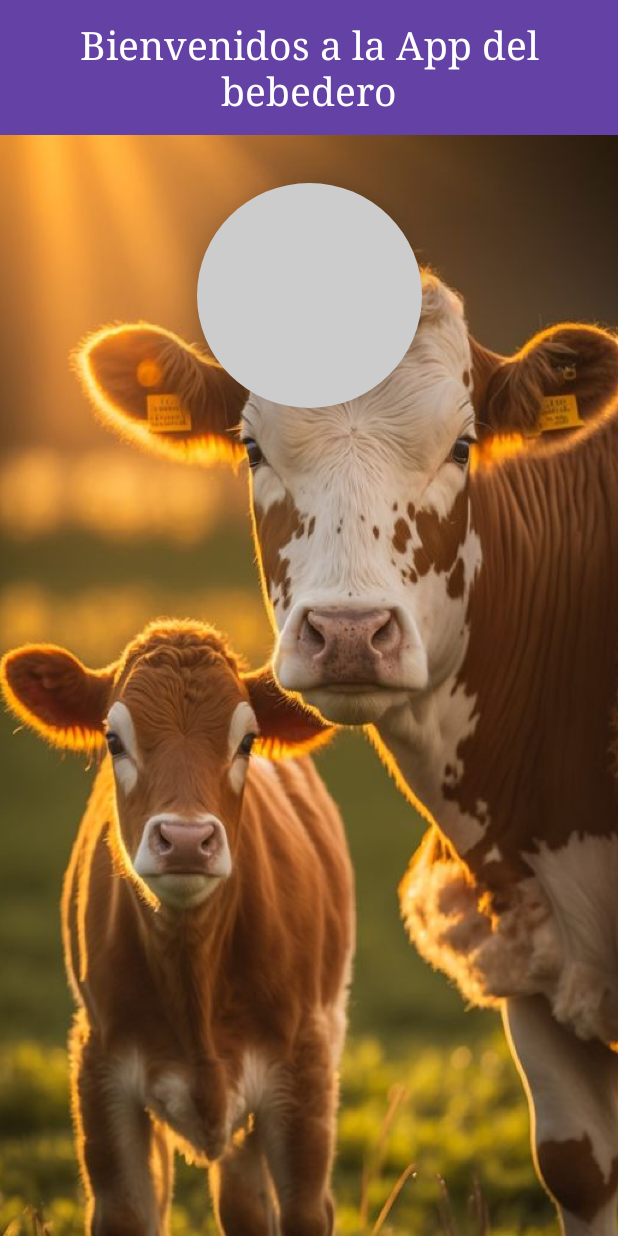
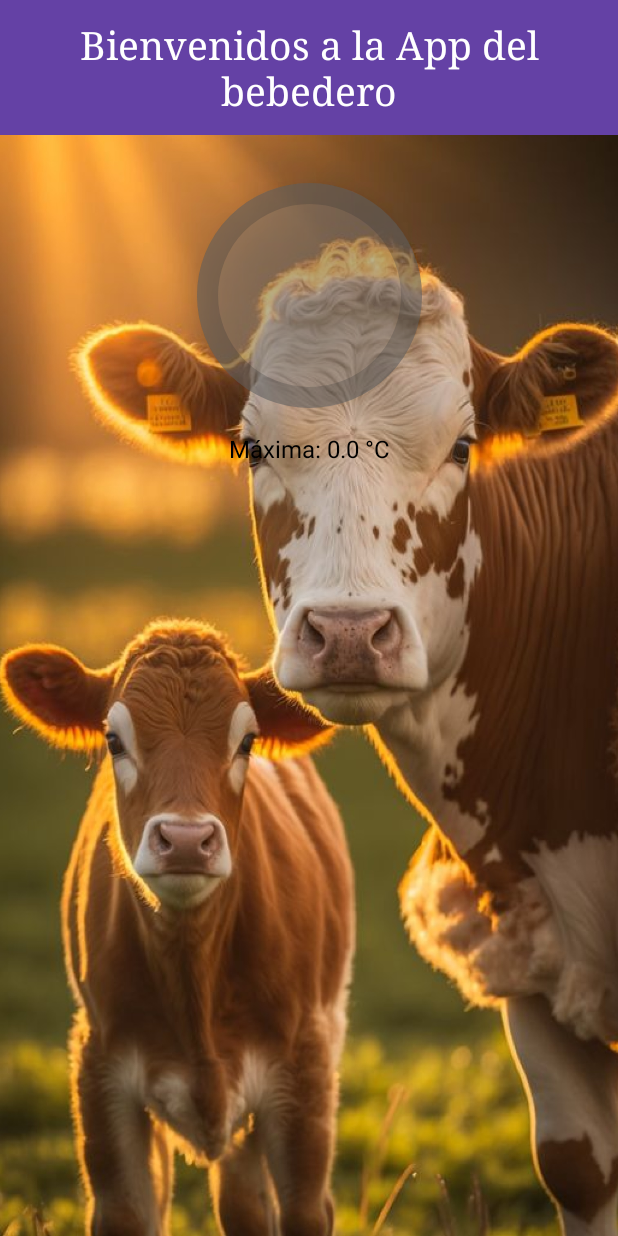
Before and after one commit to sabrinabaungartner/Bebedero-vacas, an Android app: the screen it shows after launch (MainActivity), on a phone screen of 412 x 824 dp. Run offline under Robolectric (Android 15) with nearby library versions, the phone set to English and light mode, and no system bars; our stand-ins replace Firebase (no records; nobody signed in at launch, a user with empty details on screens opened directly).

Commit message:
factorizacion y mejora visual de los elementos para mostrar la temperatura promedio, promedio y temperatura maxima

```diff
--- a/Proyectofinalbebedero/app/src/main/java/com/example/proyecto_final_bebedero/FirebaseDatabaseHandler.kt
+++ b/Proyectofinalbebedero/app/src/main/java/com/example/proyecto_final_bebedero/FirebaseDatabaseHandler.kt
@@ -1,4 +1,5 @@
 package com.example.proyecto_final_bebedero
+
 import android.util.Log
 import com.google.firebase.database.DataSnapshot
 import com.google.firebase.database.DatabaseError
@@ -6,49 +7,104 @@ import com.google.firebase.database.DatabaseReference
 import com.google.firebase.database.FirebaseDatabase
 import com.google.firebase.database.ValueEventListener
 
-class FirebaseDatabaseHandler : FirebaseDatabaseInterface {
-    private val mDatabase: DatabaseReference = FirebaseDatabase.getInstance().reference
+/**class FirebaseDatabaseHandler : FirebaseDatabaseInterface {
+    private val mDatabase: DatabaseReference = FirebaseDatabase.getInstance().reference //get database reference
 
-    override fun addTemperatureMaxListener(listener: (Double) -> Unit) {
-        val temperaturaMaximaRef = mDatabase.child("parametros").child("temperatura_maxima")
+    override fun getMaxWaterTemperature(listener: (Double) -> Unit) {
+        val maxWaterTemperatureRef = mDatabase.child("parametros").child("temperatura_maxima") //get max water temperature reference
 
-        temperaturaMaximaRef.addValueEventListener(object : ValueEventListener {
-            override fun onDataChange(dataSnapshot: DataSnapshot) {
-                val temperaturaMaxima = dataSnapshot.getValue(Double::class.java) ?: 0.0
-                listener(temperaturaMaxima)
+        //Listen for changes on max water temperature parameter
+        maxWaterTemperatureRef.addValueEventListener(object : ValueEventListener {
+            override fun onDataChange(dataSnapshot: DataSnapshot) { //called when changes exists
+                val maxWaterTemperatureRefChange = dataSnapshot.getValue(Double::class.java) ?: 0.0 //get max water temperature value
+                listener(maxWaterTemperatureRefChange)
             }
 
             override fun onCancelled(databaseError: DatabaseError) {
-                // Manejar el error aquí si es necesario
+                val errorMessage = "Error reading from Firebase: ${databaseError.message}"
+                Log.e("FirebaseDatabaseHandler", errorMessage)
+                // También puedes mostrar un mensaje de error en la interfaz de usuario si lo deseas
+                // onFailureListener(errorMessage)
             }
         })
     }
 
-    override fun calcularPromedioTemperaturaAgua(onSuccessListener: (Double) -> Unit, onFailureListener: (String) -> Unit) {
+    override fun calculateAverageWaterTemperature(onSuccessListener: (Double) -> Unit, onFailureListener: (String) -> Unit) {
         val backupsRef = mDatabase.child("datos_backup")
 
         backupsRef.addValueEventListener(object : ValueEventListener {
             override fun onDataChange(dataSnapshot: DataSnapshot) {
-                var totalTemperatura = 0.0
+                var totalTemperature = 0.0
                 var numBackups = 0
 
                 // Iterar sobre cada backup
                 for (backupSnapshot in dataSnapshot.children) {
-                    val temperatura = backupSnapshot.child("temperatura_agua").getValue(Double::class.java)
+                    val temperature = backupSnapshot.child("temperatura_agua").getValue(Double::class.java)
                     // Verificar si la temperatura está disponible en el backup
-                    if (temperatura != null) {
-                        totalTemperatura += temperatura
+                    if (temperature != null) {
+                        totalTemperature += temperature
                         numBackups++
                     }
                 }
 
                 // Calcular el promedio de la temperatura del agua
-                val promedioTemperatura = if (numBackups > 0) totalTemperatura / numBackups else 0.0
-                onSuccessListener(promedioTemperatura)
+                val averageTemperature = if (numBackups > 0) totalTemperature / numBackups else 0.0
+                onSuccessListener(averageTemperature)
             }
 
             override fun onCancelled(databaseError: DatabaseError) {
-                onFailureListener(databaseError.message)
+                val errorMessage = "Error reading from Firebase: ${databaseError.message}"
+                Log.e("FirebaseDatabaseHandler", errorMessage)
+                // También puedes mostrar un mensaje de error en la interfaz de usuario si lo deseas
+                // onFailureListener(errorMessage)
+
+                //onFailureListener(databaseError.message)
+            }
+        })
+    }
+}**/
+
+class FirebaseDatabaseHandler : FirebaseDatabaseInterface {
+    private val mDatabase: DatabaseReference = FirebaseDatabase.getInstance().reference // Obtener la referencia de la base de datos
+
+    override fun getMaxWaterTemperature(listener: (Double) -> Unit) {
+        val maxWaterTemperatureRef = mDatabase.child("parametros").child("temperatura_maxima") // Obtener la referencia de la temperatura máxima
+
+        // Agregar el listener para la temperatura máxima
+        maxWaterTemperatureRef.addValueEventListener(object : ValueEventListener {
+            override fun onDataChange(dataSnapshot: DataSnapshot) {
+                val maxWaterTemperature = dataSnapshot.getValue(Double::class.java) ?: 0.0 // Obtener el valor de la temperatura máxima
+                listener(maxWaterTemperature) // Llamar al callback con el valor obtenido
+            }
+
+            override fun onCancelled(databaseError: DatabaseError) {
+                // Manejar el error, si es necesario
+            }
+        })
+    }
+
+    override fun getWaterTemperatures(listener: (List<Double>) -> Unit) {
+        val backupsRef = mDatabase.child("datos_backup") // Obtener la referencia de los datos de backup
+
+        // Agregar el listener para los datos de backup
+        backupsRef.addValueEventListener(object : ValueEventListener {
+            override fun onDataChange(dataSnapshot: DataSnapshot) {
+                val temperatures = mutableListOf<Double>()
+
+                // Iterar sobre cada backup
+                for (backupSnapshot in dataSnapshot.children) {
+                    val temperature = backupSnapshot.child("temperatura_agua").getValue(Double::class.java)
+                    // Verificar si la temperatura está disponible en el backup
+                    if (temperature != null) {
+                        temperatures.add(temperature)
+                    }
+                }
+
+                listener(temperatures) // Llamar al callback con la lista de temperaturas obtenidas
+            }
+
+            override fun onCancelled(databaseError: DatabaseError) {
+                // Manejar el error, si es necesario
             }
         })
     }
--- a/Proyectofinalbebedero/app/src/main/java/com/example/proyecto_final_bebedero/FirebaseDatabaseInterface.kt
+++ b/Proyectofinalbebedero/app/src/main/java/com/example/proyecto_final_bebedero/FirebaseDatabaseInterface.kt
@@ -1,6 +1,12 @@
 package com.example.proyecto_final_bebedero
 
 interface FirebaseDatabaseInterface {
-    fun addTemperatureMaxListener(listener: (Double) -> Unit)
-    fun calcularPromedioTemperaturaAgua(onSuccessListener: (Double) -> Unit, onFailureListener: (String) -> Unit)
+    /**fun getMaxWaterTemperature(listener: (Double) -> Unit) //listener lambda function
+
+    //onSuccessListener and onFailureListener lambda functions
+    fun calculateAverageWaterTemperature(onSuccessListener: (Double) -> Unit, onFailureListener: (String) -> Unit)**/
+
+    fun getMaxWaterTemperature(listener: (Double) -> Unit) //listener lambda function
+
+    fun getWaterTemperatures(listener: (List<Double>) -> Unit) //listener lambda function
 }
--- a/Proyectofinalbebedero/app/src/main/java/com/example/proyecto_final_bebedero/MainActivity.kt
+++ b/Proyectofinalbebedero/app/src/main/java/com/example/proyecto_final_bebedero/MainActivity.kt
@@ -1,35 +1,66 @@
 package com.example.proyecto_final_bebedero
 
+import android.annotation.SuppressLint
 import android.os.Bundle
 import android.util.Log
 import android.widget.ProgressBar
+import android.widget.TextView
 import androidx.appcompat.app.AppCompatActivity
 
 class MainActivity : AppCompatActivity() {
     private val firebaseDatabaseInterface: FirebaseDatabaseInterface = FirebaseDatabaseHandler()
+    private var maxTemperature: Double = 0.0
+
+    private lateinit var progressBar: ProgressBar
+    private lateinit var maxTemperatureTextView: TextView
+    private lateinit var averageTemperatureTextView: TextView
+    private lateinit var percentageTextView: TextView
 
     override fun onCreate(savedInstanceState: Bundle?) {
         super.onCreate(savedInstanceState)
         setContentView(R.layout.activity_main)
 
-        val progressBar = findViewById<ProgressBar>(R.id.circularProgressBar)
+        // Inicializar las vistas
+        progressBar = findViewById(R.id.circularProgressBar)
+        maxTemperatureTextView = findViewById(R.id.maxTemperatureTextView)
+        averageTemperatureTextView = findViewById(R.id.averageTemperatureTextView)
+        percentageTextView = findViewById(R.id.percentageTextView)
 
-        // Agrega el listener para la temperatura máxima
-        firebaseDatabaseInterface.addTemperatureMaxListener { temperaturaMaxima ->
-            progressBar.max = temperaturaMaxima.toInt()
-            Log.d("MainActivity", "La temp maxima es: ${temperaturaMaxima.toInt()}")
+        // Escuchar cambios en los valores de la base de datos y actualizar la interfaz de usuario
+        firebaseDatabaseInterface.getMaxWaterTemperature { temperature ->
+            maxTemperature = temperature
+            updateWaterTemperatureValues()
         }
 
-        // Calcula el promedio de la temperatura del agua
-        firebaseDatabaseInterface.calcularPromedioTemperaturaAgua(
-            onSuccessListener = { promedio ->
-                Log.d("MainActivity", "El promedio de la temperatura del agua es: $promedio")
-                val progreso = promedio.toInt()
-                progressBar.progress = progreso
-            },
-            onFailureListener = { error ->
-                Log.e("MainActivity", "Error al calcular el promedio de temperatura del agua: $error")
+        firebaseDatabaseInterface.getWaterTemperatures { _ ->
+            updateWaterTemperatureValues()
+        }
+    }
+
+    @SuppressLint("SetTextI18n")
+    private fun updateWaterTemperatureValues() {
+        // Obtener la temperatura máxima y establecerla en el TextView correspondiente
+        maxTemperatureTextView.text = "Máxima: $maxTemperature °C"
+        Log.d("MainActivity", "Temperatura máxima: $maxTemperature")
+
+        //progressBar.max = maxTemperature.toInt()
+
+        // Obtener las temperaturas y calcular el promedio
+        firebaseDatabaseInterface.getWaterTemperatures { temperatures ->
+            if (temperatures.isNotEmpty()) {
+                val averageTemperature = temperatures.average()
+                Log.d("MainActivity", "Temperatura promedio: $averageTemperature")
+                averageTemperatureTextView.text = "Promedio: $averageTemperature °C"
+
+                // Mostrar el valor promedio, una barra invertida y luego la temperatura máxima en el TextView
+                percentageTextView.text = "${averageTemperature.toInt()}ºC / ${maxTemperature.toInt()}ºC"
+
+                // Calcular el porcentaje y actualizar el progreso del ProgressBar
+                val progressBarPercentage = ((averageTemperature * 100) / maxTemperature).toInt()
+                progressBar.progress = progressBarPercentage
+            } else {
+                Log.d("MainActivity", "No hay datos de temperatura disponibles")
             }
-        )
+        }
     }
 }
--- a/Proyectofinalbebedero/app/src/main/res/drawable/circular_background.xml
+++ b/Proyectofinalbebedero/app/src/main/res/drawable/circular_background.xml
@@ -1,4 +1,17 @@
-<shape xmlns:android="http://schemas.android.com/apk/res/android"
-    android:shape="oval">
-    <solid android:color="@color/gris_claro" />
-</shape>
+<layer-list xmlns:android="http://schemas.android.com/apk/res/android">
+    <!-- Círculo exterior (fondo) -->
+    <item>
+        <shape android:shape="oval">
+            <solid android:color="#70808080" />
+        </shape>
+    </item>
+    <!-- Círculo interior (borde) -->
+    <item>
+        <shape android:shape="oval">
+            <solid android:color="@android:color/transparent" />
+            <stroke
+                android:width="14dp"
+                android:color="#40303030" />
+        </shape>
+    </item>
+</layer-list>
--- a/Proyectofinalbebedero/app/src/main/res/drawable/circular_progress_drawable.xml
+++ b/Proyectofinalbebedero/app/src/main/res/drawable/circular_progress_drawable.xml
@@ -9,8 +9,9 @@
 
         <gradient
             android:angle="0"
-            android:endColor="#FF4081"
-            android:startColor="#FF4081"
+            android:endColor="#ff0000"
+            android:centerColor="#ff7f00"
+            android:startColor="#78ffac"
             android:type="sweep" />
     </shape>
 </rotate>
--- a/Proyectofinalbebedero/app/src/main/res/layout/activity_main.xml
+++ b/Proyectofinalbebedero/app/src/main/res/layout/activity_main.xml
@@ -8,33 +8,41 @@
     tools:context=".MainActivity"
     android:background="@drawable/background">
 
-    <!-- Vista de fondo circular -->
-    <!-- xmlns:android="http://schemas.android.com/apk/res/android" -->
-    <!-- lo anterior va apenas se abre relativelayout -->
-    <RelativeLayout
-        android:id="@+id/circularBackground"
+    <!-- Include circle style and ProgressBar style -->
+    <include
+        layout="@layout/circle_progress_view"
         android:layout_width="150dp"
         android:layout_height="150dp"
         android:layout_marginTop="32dp"
-        android:background="@drawable/circular_background"
-        android:elevation="20dp"
         app:layout_constraintTop_toBottomOf="@id/myView"
         app:layout_constraintStart_toStartOf="parent"
-        app:layout_constraintEnd_toEndOf="parent">
+        app:layout_constraintEnd_toEndOf="parent" />
 
-        <!-- ProgressBar circular -->
-        <ProgressBar
-            android:id="@+id/circularProgressBar"
-            style="?android:attr/progressBarStyleHorizontal"
-            android:layout_width="match_parent"
-            android:layout_height="match_parent"
-            android:indeterminate="false"
-            android:progress="0"
-            android:max="100"
-            android:progressDrawable="@drawable/circular_progress_drawable" />
-    </RelativeLayout>
+    <!-- TextView: show max temperature -->
+    <TextView
+        android:id="@+id/maxTemperatureTextView"
+        android:layout_width="wrap_content"
+        android:layout_height="wrap_content"
+        android:textColor="#000000"
+        android:textSize="16sp"
+        android:layout_marginTop="16dp"
+        app:layout_constraintTop_toBottomOf="@id/circularBackground"
+        app:layout_constraintStart_toStartOf="parent"
+        app:layout_constraintEnd_toEndOf="parent"/>
 
-    <!-- Tú View y TextView existentes -->
+    <!-- TextView: show average temperature -->
+    <TextView
+        android:id="@+id/averageTemperatureTextView"
+        android:layout_width="wrap_content"
+        android:layout_height="wrap_content"
+        android:textColor="#000000"
+        android:textSize="16sp"
+        android:layout_marginTop="8dp"
+        app:layout_constraintTop_toBottomOf="@id/maxTemperatureTextView"
+        app:layout_constraintStart_toStartOf="parent"
+        app:layout_constraintEnd_toEndOf="parent"/>
+
+    <!-- Top bar with text -->
     <View
         android:id="@+id/myView"
         android:layout_width="wrap_content"
--- /dev/null
+++ b/Proyectofinalbebedero/app/src/main/res/layout/circle_progress_view.xml
@@ -0,0 +1,32 @@
+<!-- circle_progress_view.xml -->
+<RelativeLayout xmlns:android="http://schemas.android.com/apk/res/android"
+    android:id="@+id/circularBackground"
+    android:layout_width="150dp"
+    android:layout_height="150dp"
+    android:layout_marginTop="32dp"
+    android:background="@drawable/circular_background"
+    android:elevation="20dp">
+
+    <!-- ProgressBar circular -->
+    <ProgressBar
+        android:id="@+id/circularProgressBar"
+        style="?android:attr/progressBarStyleHorizontal"
+        android:layout_width="match_parent"
+        android:layout_height="match_parent"
+        android:indeterminate="false"
+        android:progress="0"
+        android:max="100"
+        android:progressDrawable="@drawable/circular_progress_drawable" />
+
+    <!-- TextView para mostrar el valor promedio y la temperatura máxima -->
+    <TextView
+        android:id="@+id/percentageTextView"
+        android:layout_width="wrap_content"
+        android:layout_height="wrap_content"
+        android:textColor="#000000"
+        android:textSize="26sp"
+        android:textStyle="bold"
+        android:layout_centerInParent="true"
+        android:gravity="center" />
+
+</RelativeLayout>
```
